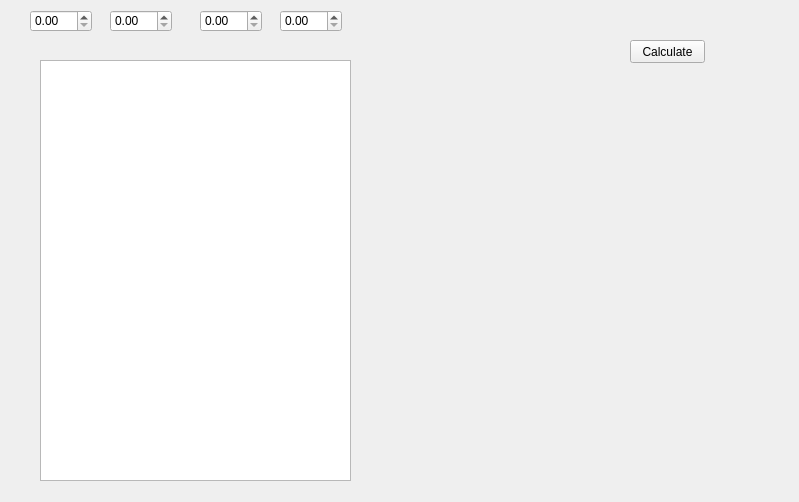
Above: obviousmethod.ui from N45ING/CW before the change. Below: the same form after it.
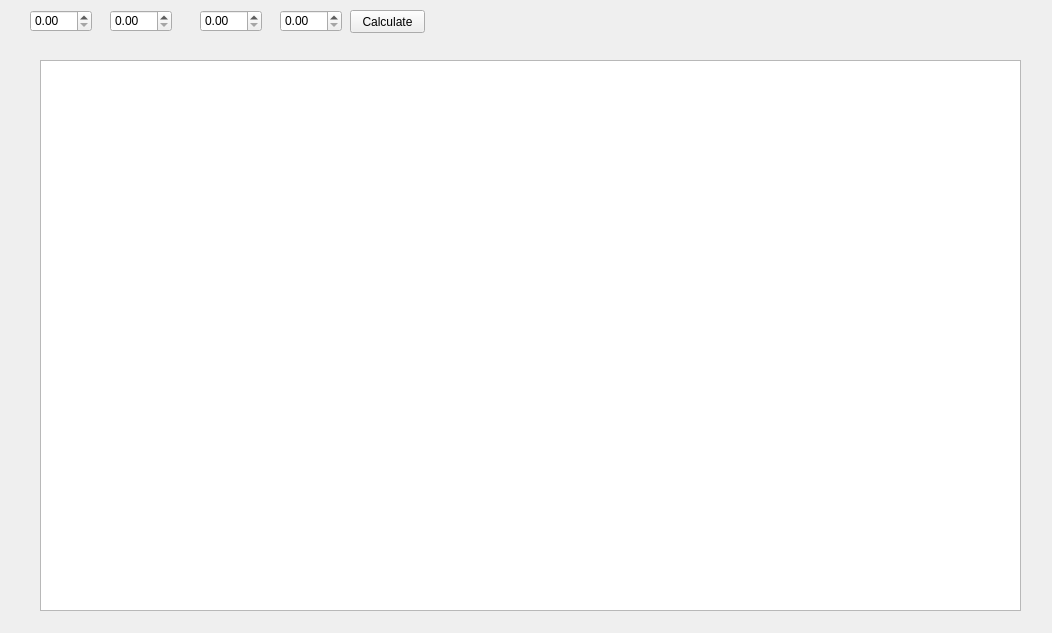
That is the form after the change.

Patch:
```diff
--- a/obviousmethod.ui
+++ b/obviousmethod.ui
@@ -6,8 +6,8 @@
    <rect>
     <x>0</x>
     <y>0</y>
-    <width>799</width>
-    <height>502</height>
+    <width>1052</width>
+    <height>633</height>
    </rect>
   </property>
   <property name="windowTitle">
@@ -16,8 +16,8 @@
   <widget class="QPushButton" name="calculateButton">
    <property name="geometry">
     <rect>
-     <x>630</x>
-     <y>40</y>
+     <x>350</x>
+     <y>10</y>
      <width>75</width>
      <height>23</height>
     </rect>
@@ -71,8 +71,8 @@
     <rect>
      <x>40</x>
      <y>60</y>
-     <width>311</width>
-     <height>421</height>
+     <width>981</width>
+     <height>551</height>
     </rect>
    </property>
   </widget>
```
